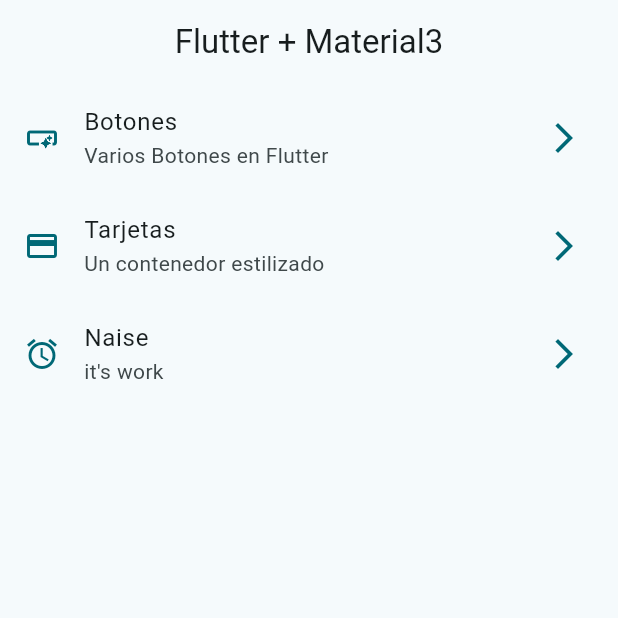
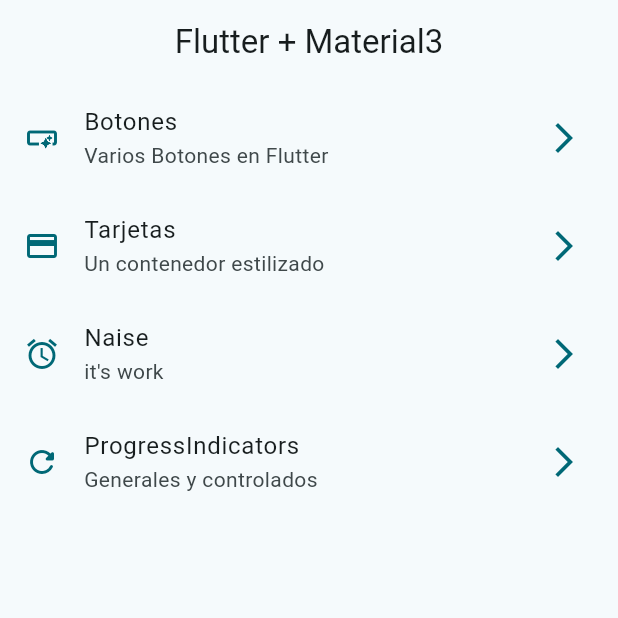
Before and after one commit to JAMM0118/widgets_app, a Flutter app: the screen it shows after launch, on a phone screen of 412 x 824 dp, the top half of it. Run offline on Flutter 3.47's test engine with Material 2 defaults, Android fonts, the phone set to English and light mode, and no system bars; our stand-ins replace go_router.

Commit message:
progress indicator finished

```diff
--- a/lib/config/menu/menu_items.dart
+++ b/lib/config/menu/menu_items.dart
@@ -38,4 +38,12 @@ const appMenuItems = <MenuItem>[
     icon: Icons.access_alarm_sharp
     ),
 
+    MenuItem(
+    title: "ProgressIndicators",
+    subTitle: "Generales y controlados",
+    link: "/progress",
+    icon: Icons.refresh_rounded
+    ),
+
+
 ];
--- a/lib/config/router/app_router.dart
+++ b/lib/config/router/app_router.dart
@@ -28,6 +28,11 @@ final appRouter = GoRouter(
     GoRoute(
       path: "/nice",
       builder: (context, state) => const NiceScreen(),
+    ),
+
+    GoRoute(
+      path: "/progress",
+      builder: (context, state) => const ProgressScreen(),
     )
   ],
 );
```
Also changed, not shown: lib/presetation/screens/progress/progress_screen.dart (+65 -2 lines).
